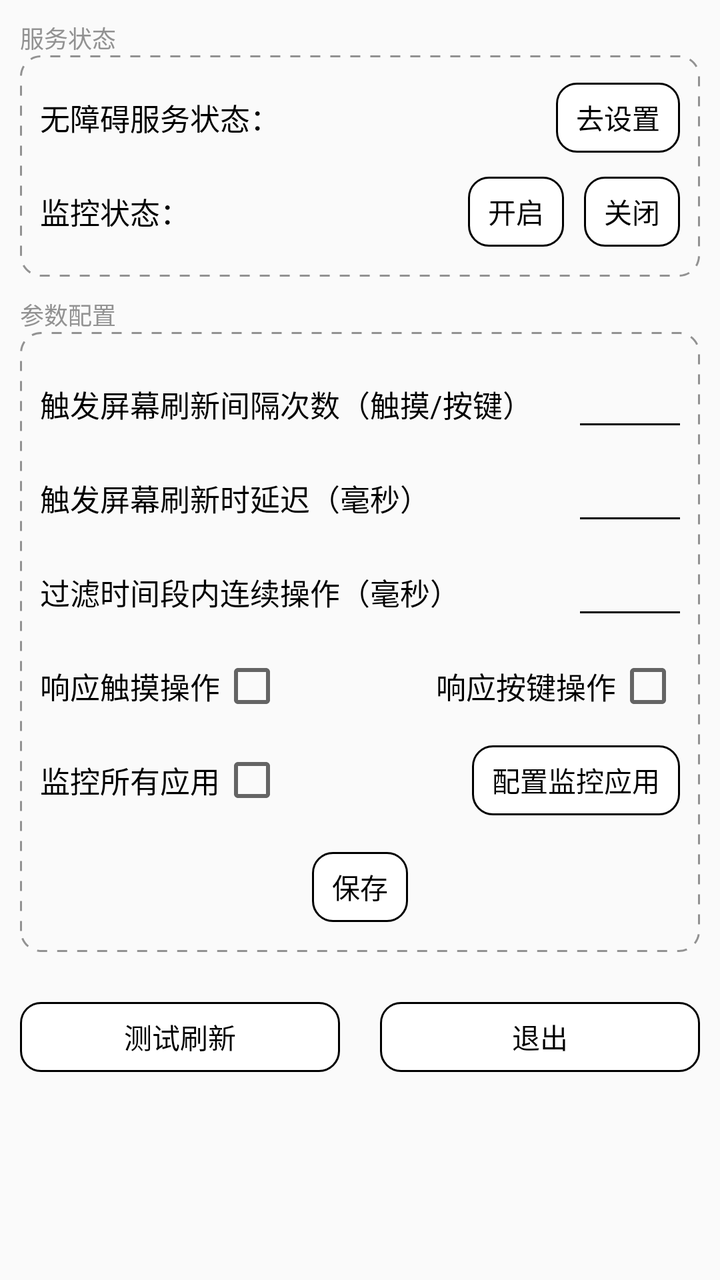
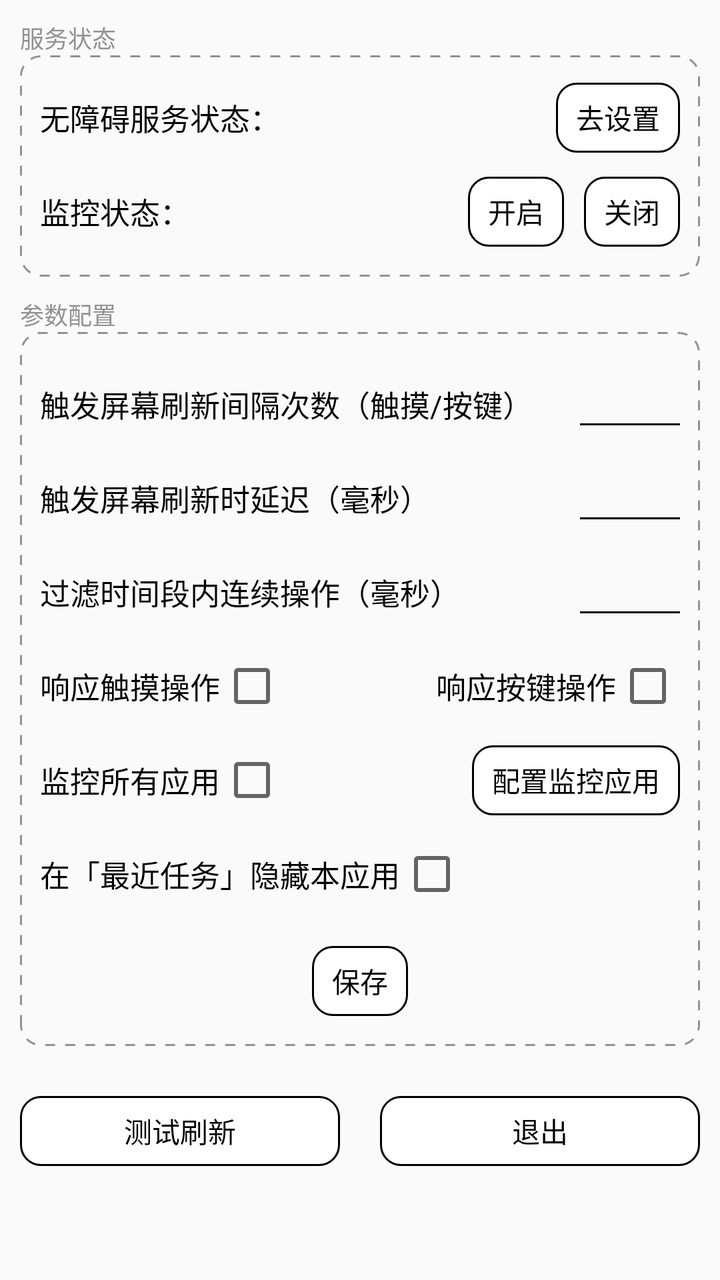

Two renders of the same Android screen: before a commit and after it. Below are the layout's source before the change and the commit's diff.
<!-- AndroidManifest.xml: application theme AppTheme -->
<!-- res/layout/activity_main.xml -->
<?xml version="1.0" encoding="utf-8"?>
<layout>

    <data>

        <variable
            name="prefs"
            type="com.liziwa.hisense_autorefresh.AppPreferences" />
    </data>

    <androidx.constraintlayout.widget.ConstraintLayout xmlns:android="http://schemas.android.com/apk/res/android"
        xmlns:app="http://schemas.android.com/apk/res-auto"
        xmlns:tools="http://schemas.android.com/tools"
        android:layout_width="match_parent"
        android:layout_height="match_parent"
        tools:context=".MainActivity">

        <TextView
            android:id="@+id/tv_service_status_title"
            style="@style/areaTitleStyle"
            android:text="@string/tv_service_status"
            app:layout_constraintLeft_toLeftOf="parent"
            app:layout_constraintTop_toTopOf="parent" />

        <androidx.constraintlayout.widget.ConstraintLayout
            android:id="@+id/cl_service_status"
            style="@style/areaStyle"
            android:background="@drawable/area_border_line"
            app:layout_constraintLeft_toLeftOf="parent"
            app:layout_constraintRight_toRightOf="parent"
            app:layout_constraintTop_toBottomOf="@id/tv_service_status_title">

            <TextView
                android:id="@+id/tv_accessibility"
                style="@style/defTextStyle"
                android:layout_marginTop="20dp"
                android:text="@string/tv_accessibility_status"
                app:layout_constraintStart_toStartOf="parent"
                app:layout_constraintTop_toTopOf="parent" />

            <TextView
                android:id="@+id/tv_accessibility_status"
                style="@style/defTextStyle"
                app:layout_constraintBottom_toBottomOf="@id/tv_accessibility"
                app:layout_constraintLeft_toRightOf="@id/tv_accessibility"
                app:layout_constraintTop_toTopOf="@id/tv_accessibility" />

            <Button
                android:id="@+id/btn_to_accessibility_settings"
                style="@style/defButtonStyle"
                android:text="@string/btn_to_settings"
                app:layout_constraintBottom_toBottomOf="@id/tv_accessibility"
                app:layout_constraintRight_toRightOf="parent"
                app:layout_constraintTop_toTopOf="@id/tv_accessibility" />

            <TextView
                android:id="@+id/tv_monitor"
                style="@style/defTextStyle"
                android:layout_marginTop="@dimen/space"
                android:text="@string/tv_monitor_status"
                app:layout_constraintLeft_toLeftOf="parent"
                app:layout_constraintTop_toBottomOf="@id/tv_accessibility" />

            <TextView
                android:id="@+id/tv_monitor_status"
                style="@style/defTextStyle"
                app:layout_constraintBottom_toBottomOf="@id/tv_monitor"
                app:layout_constraintLeft_toRightOf="@id/tv_monitor"
                app:layout_constraintTop_toTopOf="@id/tv_monitor" />

            <Button
                android:id="@+id/btn_monitor_status_off"
                style="@style/defButtonStyle"
                android:text="@string/btn_off"
                app:layout_constraintBottom_toBottomOf="@id/tv_monitor"
                app:layout_constraintRight_toRightOf="parent"
                app:layout_constraintTop_toTopOf="@id/tv_monitor" />

            <Button
                android:id="@+id/btn_monitor_status_on"
                style="@style/defButtonStyle"
                android:layout_marginRight="10dp"
                android:text="@string/btn_on"
                app:layout_constraintBottom_toBottomOf="@id/tv_monitor"
                app:layout_constraintRight_toLeftOf="@id/btn_monitor_status_off"
                app:layout_constraintTop_toTopOf="@id/tv_monitor" />

        </androidx.constraintlayout.widget.ConstraintLayout>

        <TextView
            android:id="@+id/tv_config_title"
            style="@style/areaTitleStyle"
            android:text="@string/tv_config_title"
            app:layout_constraintLeft_toLeftOf="parent"
            app:layout_constraintTop_toBottomOf="@id/cl_service_status" />

        <androidx.constraintlayout.widget.ConstraintLayout
            android:id="@+id/cl_config"
            style="@style/areaStyle"
            android:background="@drawable/area_border_line"
            app:layout_constraintLeft_toLeftOf="parent"
            app:layout_constraintRight_toRightOf="parent"
            app:layout_constraintTop_toBottomOf="@id/tv_config_title">

            <TextView
                android:id="@+id/tv_interval"
                style="@style/defTextStyle"
                android:layout_marginTop="@dimen/space"
                android:text="@string/tv_interval"
                app:layout_constraintLeft_toLeftOf="parent"
                app:layout_constraintTop_toTopOf="parent" />

            <EditText
                android:id="@+id/et_interval"
                style="@style/defEditStyle"
                app:layout_constraintBottom_toBottomOf="@id/tv_interval"
                app:layout_constraintRight_toRightOf="parent"
                app:layout_constraintTop_toTopOf="@id/tv_interval" />

            <TextView
                android:id="@+id/tv_delay"
                style="@style/defTextStyle"
                android:layout_marginTop="@dimen/space"
                android:text="@string/tv_delay"
                app:layout_constraintLeft_toLeftOf="parent"
                app:layout_constraintTop_toBottomOf="@id/tv_interval" />

            <EditText
                android:id="@+id/et_delay"
                style="@style/defEditStyle"
                app:layout_constraintBottom_toBottomOf="@id/tv_delay"
                app:layout_constraintRight_toRightOf="parent"
                app:layout_constraintTop_toTopOf="@id/tv_delay" />

            <TextView
                android:id="@+id/tv_ignore"
                style="@style/defTextStyle"
                android:layout_marginTop="@dimen/space"
                android:text="@string/tv_ignore"
                app:layout_constraintLeft_toLeftOf="parent"
                app:layout_constraintTop_toBottomOf="@id/tv_delay" />

            <EditText
                android:id="@+id/et_ignore"
                style="@style/defEditStyle"
                app:layout_constraintBottom_toBottomOf="@id/tv_ignore"
                app:layout_constraintRight_toRightOf="parent"
                app:layout_constraintTop_toTopOf="@id/tv_ignore" />

            <TextView
                android:id="@+id/tv_monitor_touch"
                style="@style/defTextStyle"
                android:layout_marginTop="@dimen/space"
                android:text="@string/tv_monitor_touch"
                app:layout_constraintLeft_toLeftOf="parent"
                app:layout_constraintTop_toBottomOf="@id/tv_ignore" />

            <CheckBox
                android:id="@+id/cb_monitor_touch"
                android:layout_width="wrap_content"
                android:layout_height="wrap_content"
                app:layout_constraintBottom_toBottomOf="@id/tv_monitor_touch"
                app:layout_constraintLeft_toRightOf="@id/tv_monitor_touch"
                app:layout_constraintTop_toTopOf="@id/tv_monitor_touch" />

            <TextView
                android:id="@+id/tv_monitor_key"
                style="@style/defTextStyle"
                android:text="@string/tv_monitor_key"
                app:layout_constraintBottom_toBottomOf="@id/tv_monitor_touch"
                app:layout_constraintRight_toLeftOf="@id/cb_monitor_key"
                app:layout_constraintTop_toTopOf="@id/tv_monitor_touch" />

            <CheckBox
                android:id="@+id/cb_monitor_key"
                android:layout_width="wrap_content"
                android:layout_height="wrap_content"
                app:layout_constraintBottom_toBottomOf="@id/tv_monitor_key"
                app:layout_constraintRight_toRightOf="parent"
                app:layout_constraintTop_toTopOf="@id/tv_monitor_key" />

            <TextView
                android:id="@+id/tv_monitor_global"
                style="@style/defTextStyle"
                android:layout_marginTop="@dimen/space"
                android:text="@string/tv_monitor_global"
                app:layout_constraintLeft_toLeftOf="parent"
                app:layout_constraintTop_toBottomOf="@id/tv_monitor_touch" />

            <CheckBox
                android:id="@+id/cb_monitor_global"
                android:layout_width="wrap_content"
                android:layout_height="wrap_content"
                app:layout_constraintBottom_toBottomOf="@id/tv_monitor_global"
                app:layout_constraintLeft_toRightOf="@id/tv_monitor_global"
                app:layout_constraintTop_toTopOf="@id/tv_monitor_global" />

            <Button
                android:id="@+id/btn_monitor_list"
                style="@style/defButtonStyle"
                android:text="@string/btn_monitor_list"
                app:layout_constraintBottom_toBottomOf="@id/tv_monitor_global"
                app:layout_constraintRight_toRightOf="parent"
                app:layout_constraintTop_toTopOf="@id/tv_monitor_global" />

            <Button
                android:id="@+id/btn_save"
                style="@style/defButtonStyle"
                android:layout_marginTop="@dimen/space"
                android:text="@string/btn_save"
                app:layout_constraintLeft_toLeftOf="parent"
                app:layout_constraintRight_toRightOf="parent"
                app:layout_constraintTop_toBottomOf="@id/tv_monitor_global" />

        </androidx.constraintlayout.widget.ConstraintLayout>

        <Button
            android:id="@+id/btn_test"
            style="@style/defButtonStyle"
            android:layout_width="0dp"
            android:layout_marginLeft="@dimen/area_margin"
            android:layout_marginTop="@dimen/space"
            android:layout_marginRight="@dimen/area_margin"
            android:text="@string/btn_test"
            app:layout_constraintLeft_toLeftOf="parent"
            app:layout_constraintRight_toLeftOf="@id/btn_exit"
            app:layout_constraintTop_toBottomOf="@id/cl_config" />

        <Button
            android:id="@+id/btn_exit"
            style="@style/defButtonStyle"
            android:layout_width="0dp"
            android:layout_marginLeft="@dimen/area_margin"
            android:layout_marginRight="@dimen/area_margin"
            android:text="@string/btn_exit"
            app:layout_constraintBottom_toBottomOf="@id/btn_test"
            app:layout_constraintLeft_toRightOf="@id/btn_test"
            app:layout_constraintRight_toRightOf="parent"
            app:layout_constraintTop_toTopOf="@id/btn_test" />

    </androidx.constraintlayout.widget.ConstraintLayout>
</layout>
<!-- resources referenced by this layout -->
<resources>
  <dimen name="area_margin">10dp</dimen>
  <dimen name="space">25dp</dimen>
  <!-- drawable area_border_line (drawable) -->
  <?xml version="1.0" encoding="utf-8"?>
  <shape xmlns:android="http://schemas.android.com/apk/res/android">
      <stroke android:width="1dp"
          android:dashWidth="5dp"
          android:dashGap="5dp"
          android:color="@color/disable_text"/>
      <corners android:radius="10dp"/>
  </shape>
  <string name="btn_exit">退出</string>
  <string name="btn_monitor_list">配置监控应用</string>
  <string name="btn_off">关闭</string>
  <string name="btn_on">开启</string>
  <string name="btn_save">保存</string>
  <string name="btn_test">测试刷新</string>
  <string name="btn_to_settings">去设置</string>
  <string name="tv_accessibility_status">无障碍服务状态：</string>
  <string name="tv_config_title">参数配置</string>
  <string name="tv_delay">触发屏幕刷新时延迟（毫秒）</string>
  <string name="tv_ignore">过滤时间段内连续操作（毫秒）</string>
  <string name="tv_interval">触发屏幕刷新间隔次数（触摸/按键）</string>
  <string name="tv_monitor_global">监控所有应用</string>
  <string name="tv_monitor_key">响应按键操作</string>
  <string name="tv_monitor_status">监控状态：</string>
  <string name="tv_monitor_touch">响应触摸操作</string>
  <string name="tv_service_status">服务状态</string>
  <style name="areaTitleStyle" parent="defTextStyle">
          <item name="android:layout_marginTop">10dp</item>
          <item name="android:layout_marginLeft">10dp</item>
          <item name="android:textSize">@dimen/area_text_size</item>
          <item name="android:textColor">@color/disable_text</item>
      </style>
  <style name="defTextStyle">
          <item name="android:layout_width">wrap_content</item>
          <item name="android:layout_height">wrap_content</item>
          <item name="android:textSize">@dimen/def_text_size</item>
          <item name="android:textColor">@drawable/text_selector</item>
      </style>
  <style name="AppTheme" parent="Theme.AppCompat.Light">
          <item name="colorPrimary">@color/black</item>
          <item name="colorPrimaryDark">@color/black</item>
          <item name="colorAccent">@color/black</item>
          <item name="actionBarStyle">@style/MyActionBar</item>
      </style>
  <color name="disable_text">#929292</color>
  <dimen name="area_padding">10dp</dimen>
  <dimen name="area_padding_bottom">15dp</dimen>
  <dimen name="area_text_size">12sp</dimen>
  <dimen name="def_btn_size">14sp</dimen>
  <!-- drawable line (drawable) -->
  <?xml version="1.0" encoding="utf-8"?>
  <shape xmlns:android="http://schemas.android.com/apk/res/android">
      <solid android:color="@color/black" />
      <size
          android:width="1000dp"
          android:height="1dp" />
  </shape>
  <dimen name="def_text_size">15sp</dimen>
  <!-- drawable text_selector (drawable) -->
  <?xml version="1.0" encoding="utf-8"?>
  <selector xmlns:android="http://schemas.android.com/apk/res/android">
      <item android:color="@color/disable_text" android:state_enabled="false" />
      <item android:color="@color/black" />
  </selector>
  <color name="black">#FF000000</color>
  <style name="MyActionBar" parent="Widget.AppCompat.Light.ActionBar.Solid">
          <item name="background">@color/white</item>
          <item name="titleTextStyle">@style/MyActionBarTitle</item>
      </style>
  <color name="white">#FFFFFFFF</color>
  <style name="MyActionBarTitle" parent="TextAppearance.AppCompat.Widget.ActionBar.Title">
          <item name="android:textColor">@color/black</item>
          <item name="android:textSize">18sp</item>
      </style>
  <dimen name="btn_bg_broder">1dp</dimen>
  <color name="disable_bg">#D0D0D0</color>
  <dimen name="btn_bg_radius">10dp</dimen>
  <color name="pressed">#E4E4E4</color>
  <!-- unchanged entries left out for length: 7 -->
</resources>

<!-- the commit's change to res/layout/activity_main.xml (unified diff, before → after) -->
@@ -1,19 +1,12 @@
 <?xml version="1.0" encoding="utf-8"?>
 <layout>
-
-    <data>
-
-        <variable
-            name="prefs"
-            type="com.liziwa.hisense_autorefresh.AppPreferences" />
-    </data>
 
     <androidx.constraintlayout.widget.ConstraintLayout xmlns:android="http://schemas.android.com/apk/res/android"
         xmlns:app="http://schemas.android.com/apk/res-auto"
         xmlns:tools="http://schemas.android.com/tools"
         android:layout_width="match_parent"
         android:layout_height="match_parent"
-        tools:context=".MainActivity">
+        tools:context=".activity.MainActivity">
 
         <TextView
             android:id="@+id/tv_service_status_title"
@@ -203,6 +196,22 @@
                 app:layout_constraintRight_toRightOf="parent"
                 app:layout_constraintTop_toTopOf="@id/tv_monitor_global" />
 
+            <TextView
+                android:id="@+id/tv_hide_background_task"
+                style="@style/defTextStyle"
+                android:layout_marginTop="@dimen/space"
+                android:text="@string/tv_hide_background_task"
+                app:layout_constraintLeft_toLeftOf="parent"
+                app:layout_constraintTop_toBottomOf="@id/tv_monitor_global" />
+
+            <CheckBox
+                android:id="@+id/cb_hide_background_task"
+                android:layout_width="wrap_content"
+                android:layout_height="wrap_content"
+                app:layout_constraintBottom_toBottomOf="@id/tv_hide_background_task"
+                app:layout_constraintLeft_toRightOf="@id/tv_hide_background_task"
+                app:layout_constraintTop_toTopOf="@id/tv_hide_background_task" />
+
             <Button
                 android:id="@+id/btn_save"
                 style="@style/defButtonStyle"
@@ -210,7 +219,7 @@
                 android:text="@string/btn_save"
                 app:layout_constraintLeft_toLeftOf="parent"
                 app:layout_constraintRight_toRightOf="parent"
-                app:layout_constraintTop_toBottomOf="@id/tv_monitor_global" />
+                app:layout_constraintTop_toBottomOf="@id/tv_hide_background_task" />
 
         </androidx.constraintlayout.widget.ConstraintLayout>
 
<!-- resource entries referenced after the edit -->
@@ -21,6 +21,7 @@
   <string name="tv_accessibility_status">无障碍服务状态：</string>
   <string name="tv_config_title">参数配置</string>
   <string name="tv_delay">触发屏幕刷新时延迟（毫秒）</string>
+  <string name="tv_hide_background_task">在「最近任务」隐藏本应用</string>
   <string name="tv_ignore">过滤时间段内连续操作（毫秒）</string>
   <string name="tv_interval">触发屏幕刷新间隔次数（触摸/按键）</string>
   <string name="tv_monitor_global">监控所有应用</string>
